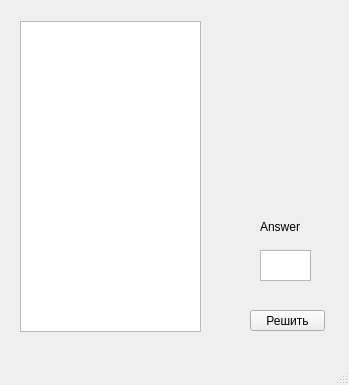
This is mainwindow.ui in danya140/Project as Qt 5 draws it before an edit. The edited form follows.
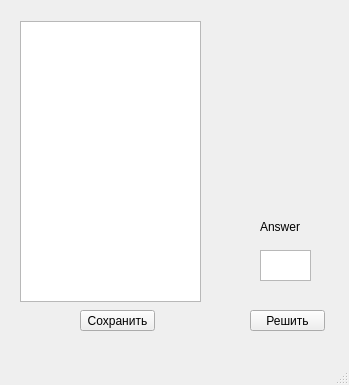
This is the edited form.

```diff
--- a/mainwindow.ui
+++ b/mainwindow.ui
@@ -46,9 +46,15 @@
       <x>20</x>
       <y>21</y>
       <width>181</width>
-      <height>311</height>
+      <height>281</height>
      </rect>
     </property>
+    <property name="readOnly">
+     <bool>false</bool>
+    </property>
+    <property name="overwriteMode">
+     <bool>false</bool>
+    </property>
    </widget>
    <widget class="QTextBrowser" name="answ">
     <property name="enabled">
@@ -63,6 +69,19 @@
      </rect>
     </property>
    </widget>
+   <widget class="QPushButton" name="save">
+    <property name="geometry">
+     <rect>
+      <x>80</x>
+      <y>310</y>
+      <width>75</width>
+      <height>21</height>
+     </rect>
+    </property>
+    <property name="text">
+     <string>Сохранить</string>
+    </property>
+   </widget>
   </widget>
   <widget class="QMenuBar" name="menuBar">
    <property name="geometry">
```
